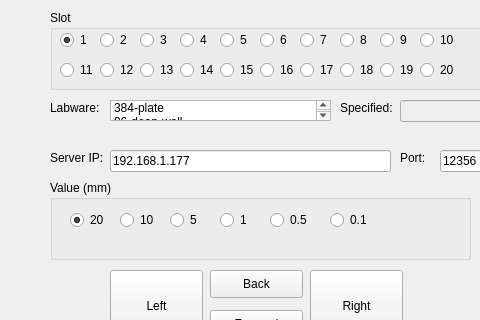
simonchih/Raspberry_Pi_4_Client_Server, file local/pyqt5_client_20200130.ui: the form before one commit; both pictures show x 0 to 480 and y 0 to 320 of the 763 by 496 pixel window.
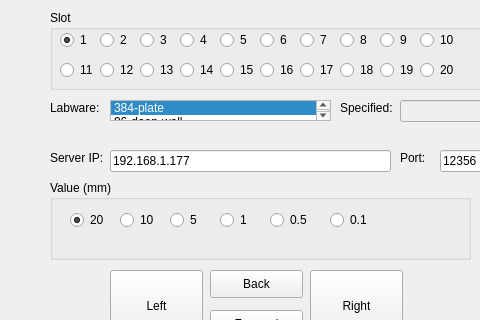
The form after the commit.

Patch:
```diff
--- a/local/pyqt5_client_20200130.ui
+++ b/local/pyqt5_client_20200130.ui
@@ -694,7 +694,7 @@
     <bool>true</bool>
    </property>
    <property name="currentRow">
-    <number>-1</number>
+    <number>0</number>
    </property>
    <item>
     <property name="text">
```
